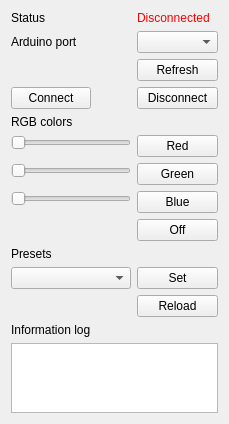
daniel-Jones/RGB-Controller, file qt/RGBController/controllerwindow.ui: the form before one commit.
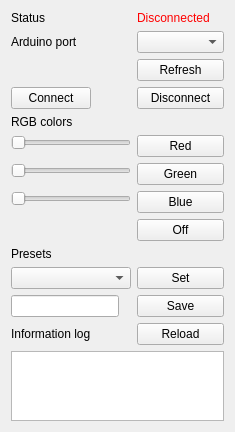
The form after the commit.

Commit message: Added ability to save presets from the UI, it takes current RGB values and allows you specify a preset name.

Patch:
```diff
--- a/qt/RGBController/controllerwindow.ui
+++ b/qt/RGBController/controllerwindow.ui
@@ -9,8 +9,8 @@
    <rect>
     <x>0</x>
     <y>0</y>
-    <width>229</width>
-    <height>394</height>
+    <width>235</width>
+    <height>402</height>
    </rect>
   </property>
   <property name="windowTitle">
@@ -184,13 +184,6 @@
       </property>
      </widget>
     </item>
-    <item row="11" column="1">
-     <widget class="QPushButton" name="reload_preset_button">
-      <property name="text">
-       <string>Reload</string>
-      </property>
-     </widget>
-    </item>
     <item row="10" column="1">
      <widget class="QPushButton" name="set_preset_button">
       <property name="text">
@@ -211,6 +204,23 @@
     <item row="13" column="0" colspan="2">
      <widget class="QTextEdit" name="info_log_textarea"/>
     </item>
+    <item row="11" column="0">
+     <widget class="QLineEdit" name="preset_name_textbox"/>
+    </item>
+    <item row="12" column="1">
+     <widget class="QPushButton" name="reload_preset_button">
+      <property name="text">
+       <string>Reload</string>
+      </property>
+     </widget>
+    </item>
+    <item row="11" column="1">
+     <widget class="QPushButton" name="preset_save_button">
+      <property name="text">
+       <string>Save</string>
+      </property>
+     </widget>
+    </item>
    </layout>
   </widget>
  </widget>
```
The commit also changes 12 other files.
